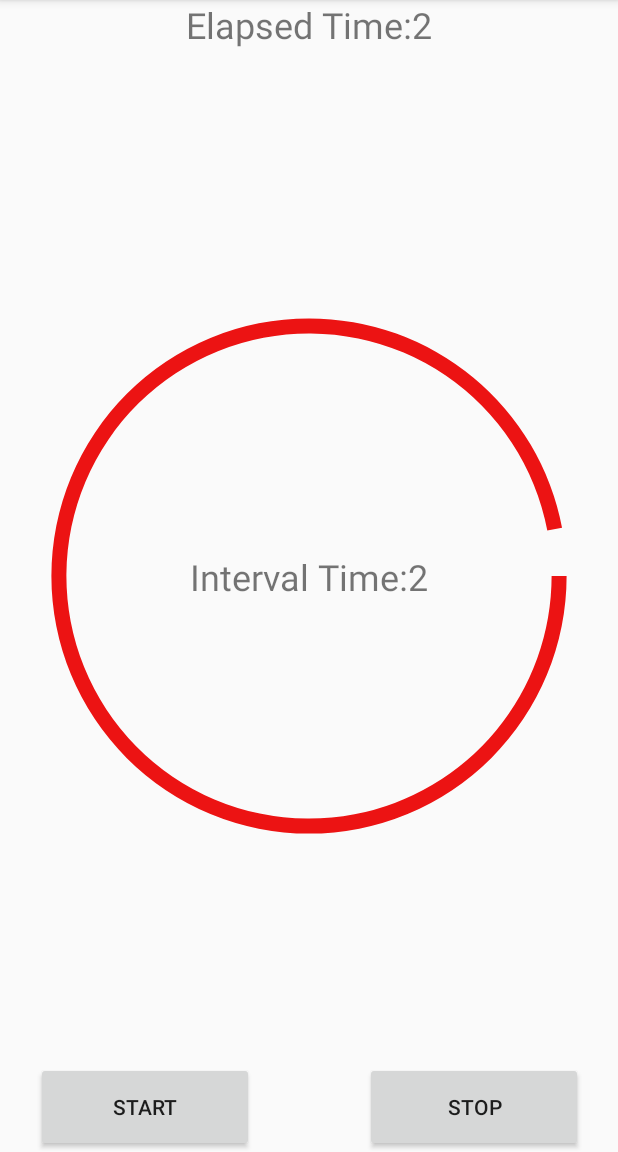
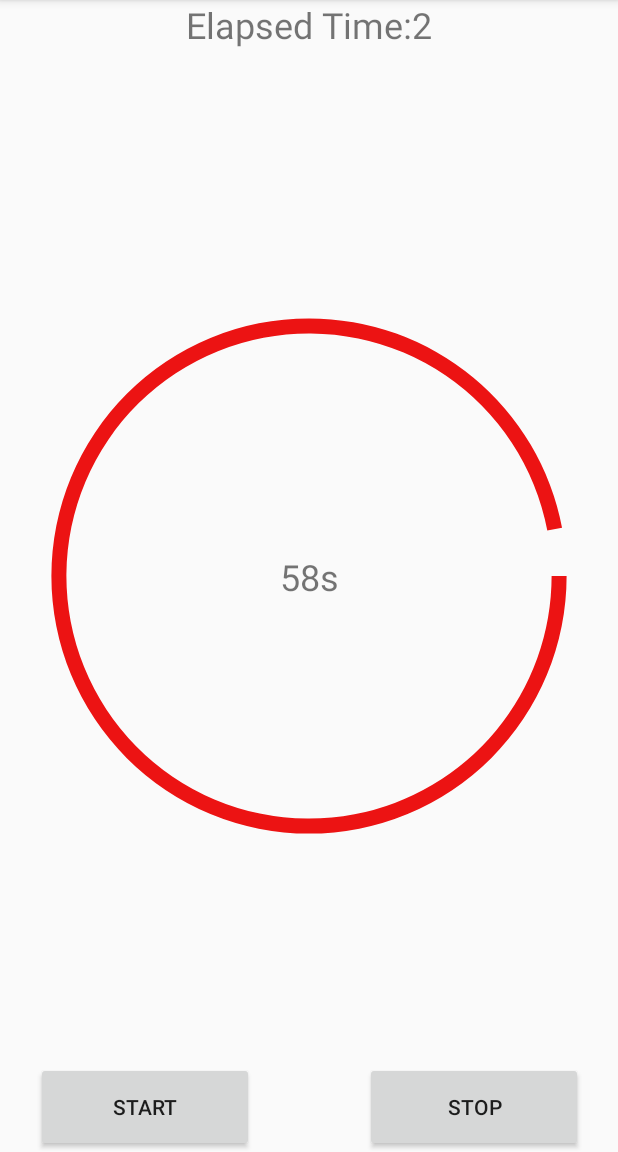
Before and after one commit to telday/interval_timer, an Android app: the screen it shows after launch (MainActivity), after a tap on "START", on a phone screen of 412 x 824 dp, the part 84-1236 px from its top. Run offline under Robolectric (Android 15) with nearby library versions, the phone set to English and light mode, and no system bars.

Commit message:
UI Update

```diff
--- a/app/src/main/java/com/emomtimer/MainActivity.java
+++ b/app/src/main/java/com/emomtimer/MainActivity.java
@@ -72,6 +72,22 @@ public class MainActivity extends AppCompatActivity {
         countDownTimer = null;
         intervalProgress.setProgress(intervalProgress.getMax(), true);
     }
+    private String getIntervalTimerTextFromSeconds(int seconds){
+        int minutes = (seconds - (seconds % 60)) / 60;
+        int hours = (minutes - (minutes % 60)) / 60;
+        int reducedMinutes = minutes - (hours * 60);
+        int reducedSeconds = seconds - (minutes * 60);
+        String hourString = new String();
+        if (hours != 0) {
+            hourString.concat(String.format("%dh ", hours));
+        }
+        String minuteString = new String();
+        if (reducedMinutes != 0 || hours != 0) {
+            minuteString.concat(String.format("%dm ", reducedMinutes));
+        }
+        return String.format("%s%s%ds", hourString, minuteString, reducedSeconds);
+    }
+
     /**
      * Starts the on screen timer
      *
@@ -89,7 +105,7 @@ public class MainActivity extends AppCompatActivity {
                 if (secondsPassed % loopLength == 0){
                     playSound();
                 }
-                loopTimer.setText(getResources().getString(R.string.interval_time) + new Long(secondsPassed % loopLength).toString());
+                loopTimer.setText(getIntervalTimerTextFromSeconds(new Long(loopLength - (secondsPassed % loopLength)).intValue()));
                 fullTimer.setText(getResources().getString(R.string.total_time) + secondsPassed.toString());
                 double percentFinished = ((float)(secondsPassed % loopLength) / loopLength) * intervalProgress.getMax();
                 intervalProgress.setProgress(intervalProgress.getMax() - (int)percentFinished, true);
```
